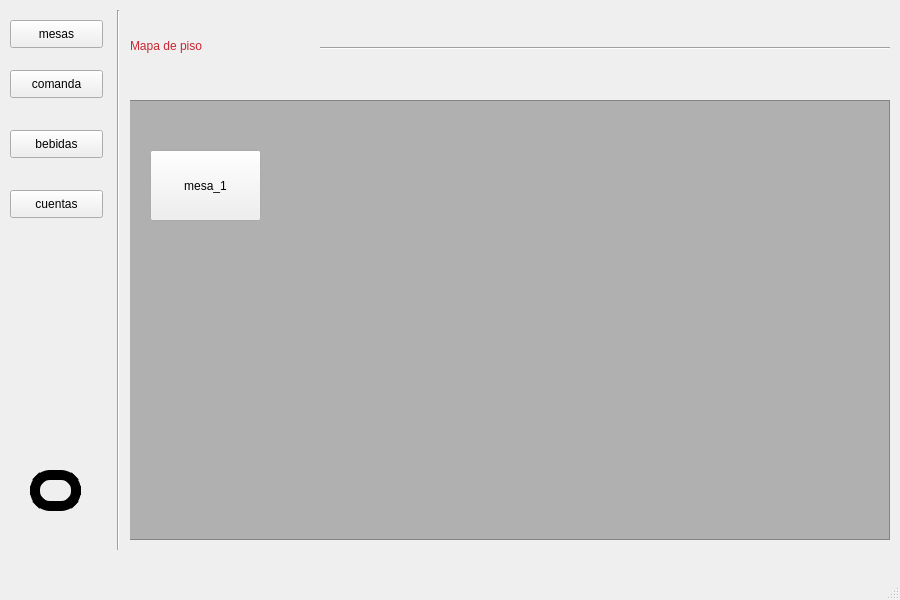
Old version of the form Restaurante/Mesero/principal_mesero.ui in the repository camvaz/restaurante-ihc.
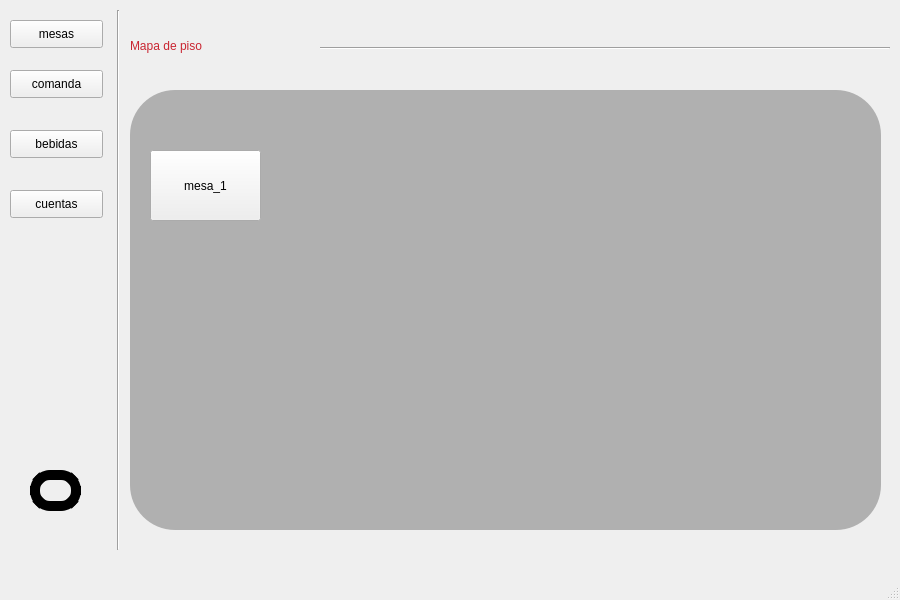
New version of the form. Icons and pictures are not drawn.

Commit message: arreglando las mamadas de poblano

```diff
--- a/Restaurante/Mesero/principal_mesero.ui
+++ b/Restaurante/Mesero/principal_mesero.ui
@@ -165,14 +165,18 @@
      <widget class="QFrame" name="frame">
       <property name="geometry">
        <rect>
-        <x>-10</x>
-        <y>90</y>
-        <width>770</width>
+        <x>0</x>
+        <y>80</y>
+        <width>751</width>
         <height>440</height>
        </rect>
       </property>
       <property name="styleSheet">
-       <string notr="true">QFrame{background:rgba(112, 112, 112,0.5);}
+       <string notr="true">QFrame{
+	background:rgba(112, 112, 112,0.5);
+	border-radius:45px;	
+}
+
  </string>
       </property>
       <property name="frameShape">
```
Left out of the diff: 48 changed lines with no effect on the pictures.
